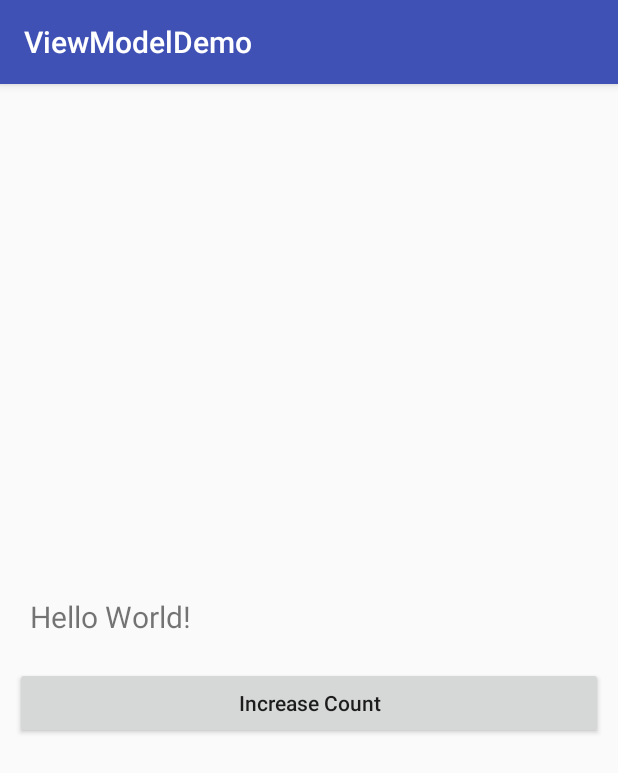
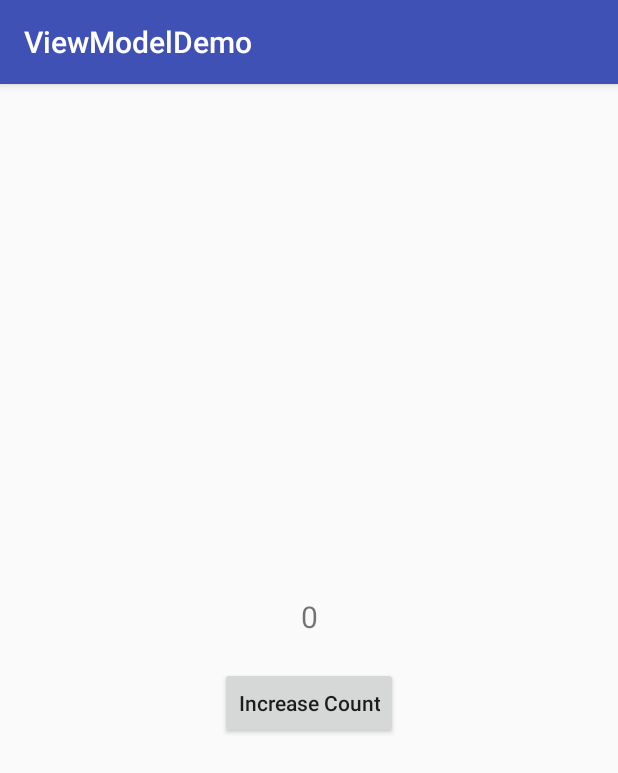
Before and after one commit to shuza/Android-ViewModel-Demo, an Android app: the screen it shows after launch (MainActivity), on a phone screen of 412 x 824 dp. Shown: the top 773 px of the screen. Run offline under Robolectric (Android 15) with nearby library versions, the phone set to English and light mode, and no system bars; our stand-ins replace ButterKnife.

```diff
--- a/app/src/main/AndroidManifest.xml
+++ b/app/src/main/AndroidManifest.xml
@@ -9,7 +9,8 @@
         android:roundIcon="@mipmap/ic_launcher_round"
         android:supportsRtl="true"
         android:theme="@style/AppTheme">
-        <activity android:name=".MainActivity">
+        <activity
+            android:name=".MainActivity">
             <intent-filter>
                 <action android:name="android.intent.action.MAIN" />
 
--- /dev/null
+++ b/app/src/main/java/me/shuza/viewmodeldemo/DataModel.java
@@ -0,0 +1,23 @@
+package me.shuza.viewmodeldemo;
+
+import android.arch.lifecycle.ViewModel;
+
+/**
+ * :=  created by:  Shuza
+ * :=  create date:  12/6/2017
+ * :=  (C) CopyRight Shuza
+ * :=  www.shuza.me
+ * :=  shuza.sa@gmail.com
+ * :=  Fun  :  Coffee  :  Code
+ **/
+public class DataModel extends ViewModel {
+    private int count;
+
+    public int getCount() {
+        return count;
+    }
+
+    public void setCount(int count) {
+        this.count = count;
+    }
+}
--- a/app/src/main/java/me/shuza/viewmodeldemo/MainActivity.java
+++ b/app/src/main/java/me/shuza/viewmodeldemo/MainActivity.java
@@ -1,13 +1,41 @@
 package me.shuza.viewmodeldemo;
 
+import android.arch.lifecycle.ViewModelProviders;
+import android.content.res.Configuration;
 import android.support.v7.app.AppCompatActivity;
 import android.os.Bundle;
+import android.util.Log;
+import android.view.View;
+import android.widget.Button;
+import android.widget.TextView;
+
+import butterknife.BindView;
+import butterknife.ButterKnife;
+import butterknife.OnClick;
 
 public class MainActivity extends AppCompatActivity {
+    @BindView(R.id.tvResult)
+    TextView tvResult;
+
+    private DataModel dataModel;
 
     @Override
     protected void onCreate(Bundle savedInstanceState) {
         super.onCreate(savedInstanceState);
         setContentView(R.layout.activity_main);
+        ButterKnife.bind(this);
+
+        dataModel = ViewModelProviders.of(this).get(DataModel.class);
+        displayCounter(dataModel.getCount());
+    }
+
+    @OnClick(R.id.btnCount)
+    public void increaseCounter(View view) {
+        dataModel.setCount(dataModel.getCount() + 1);
+        displayCounter(dataModel.getCount());
+    }
+
+    private void displayCounter(int count) {
+        tvResult.setText(String.valueOf(count));
     }
 }
--- a/app/src/main/res/layout/activity_main.xml
+++ b/app/src/main/res/layout/activity_main.xml
@@ -1,6 +1,5 @@
 <?xml version="1.0" encoding="utf-8"?>
 <LinearLayout xmlns:android="http://schemas.android.com/apk/res/android"
-    xmlns:app="http://schemas.android.com/apk/res-auto"
     xmlns:tools="http://schemas.android.com/tools"
     android:layout_width="match_parent"
     android:layout_height="match_parent"
@@ -13,13 +12,14 @@
         android:id="@+id/tvResult"
         android:layout_width="match_parent"
         android:layout_height="wrap_content"
+        android:gravity="center"
         android:padding="10dp"
-        android:text="Hello World!"
+        android:text="0"
         android:textSize="20sp" />
 
     <Button
         android:id="@+id/btnCount"
-        android:layout_width="match_parent"
+        android:layout_width="wrap_content"
         android:layout_height="wrap_content"
         android:layout_marginTop="10dp"
         android:text="Increase Count"
```
